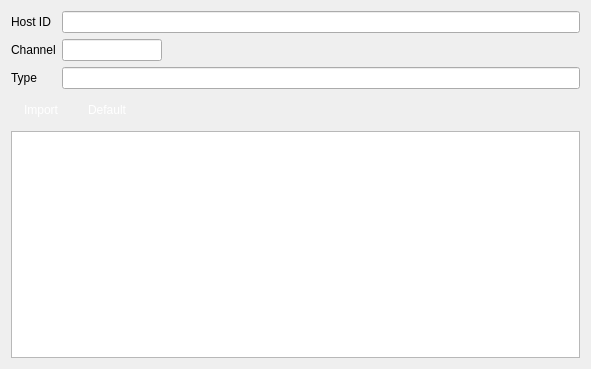
Old version of the form client/src/config/vidstor/storsetting/vscstorlicense.ui in the repository linkingvision/rapidvms.
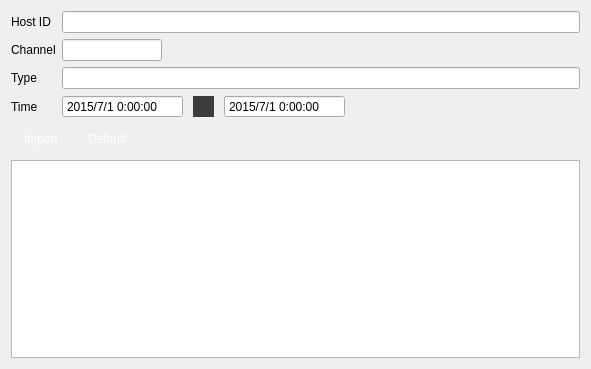
New version of the form. Icons and pictures are not drawn.

```diff
--- a/client/src/config/vidstor/storsetting/vscstorlicense.ui
+++ b/client/src/config/vidstor/storsetting/vscstorlicense.ui
@@ -80,6 +80,127 @@
        </property>
       </widget>
      </item>
+     <item row="3" column="1">
+      <layout class="QHBoxLayout" name="horizontalLayout_2">
+       <property name="spacing">
+        <number>10</number>
+       </property>
+       <item>
+        <widget class="QDateTimeEdit" name="startTime">
+         <property name="styleSheet">
+          <string notr="true"/>
+         </property>
+         <property name="wrapping">
+          <bool>false</bool>
+         </property>
+         <property name="readOnly">
+          <bool>true</bool>
+         </property>
+         <property name="buttonSymbols">
+          <enum>QAbstractSpinBox::NoButtons</enum>
+         </property>
+         <property name="accelerated">
+          <bool>false</bool>
+         </property>
+         <property name="showGroupSeparator" stdset="0">
+          <bool>false</bool>
+         </property>
+         <property name="dateTime">
+          <datetime>
+           <hour>0</hour>
+           <minute>0</minute>
+           <second>0</second>
+           <year>2015</year>
+           <month>7</month>
+           <day>1</day>
+          </datetime>
+         </property>
+         <property name="displayFormat">
+          <string>yyyy/M/d H:mm:ss</string>
+         </property>
+         <property name="calendarPopup">
+          <bool>false</bool>
+         </property>
+        </widget>
+       </item>
+       <item>
+        <widget class="QPushButton" name="pushButton">
+         <property name="minimumSize">
+          <size>
+           <width>21</width>
+           <height>21</height>
+          </size>
+         </property>
+         <property name="maximumSize">
+          <size>
+           <width>21</width>
+           <height>21</height>
+          </size>
+         </property>
+         <property name="styleSheet">
+          <string notr="true">background-color:rgb(60, 60, 60);
+border:none;</string>
+         </property>
+         <property name="text">
+          <string/>
+         </property>
+         <property name="icon">
+          <iconset resource="../../../../../veuilib/src/velibui.qrc">
+           <normaloff>:/date/resources/date/libuinextm.png</normaloff>:/date/resources/date/libuinextm.png</iconset>
+         </property>
+        </widget>
+       </item>
+       <item>
+        <widget class="QDateTimeEdit" name="endTime">
+         <property name="styleSheet">
+          <string notr="true"/>
+         </property>
+         <property name="readOnly">
+          <bool>true</bool>
+         </property>
+         <property name="buttonSymbols">
+          <enum>QAbstractSpinBox::NoButtons</enum>
+         </property>
+         <property name="dateTime">
+          <datetime>
+           <hour>0</hour>
+           <minute>0</minute>
+           <second>0</second>
+           <year>2015</year>
+           <month>7</month>
+           <day>1</day>
+          </datetime>
+         </property>
+         <property name="displayFormat">
+          <string>yyyy/M/d H:mm:ss</string>
+         </property>
+         <property name="calendarPopup">
+          <bool>false</bool>
+         </property>
+        </widget>
+       </item>
+       <item>
+        <spacer name="horizontalSpacer">
+         <property name="orientation">
+          <enum>Qt::Horizontal</enum>
+         </property>
+         <property name="sizeHint" stdset="0">
+          <size>
+           <width>40</width>
+           <height>20</height>
+          </size>
+         </property>
+        </spacer>
+       </item>
+      </layout>
+     </item>
+     <item row="3" column="0">
+      <widget class="QLabel" name="label_4">
+       <property name="text">
+        <string>Time</string>
+       </property>
+      </widget>
+     </item>
     </layout>
    </item>
    <item>
```
Left out of the diff: 17 changed lines with no effect on the pictures.
